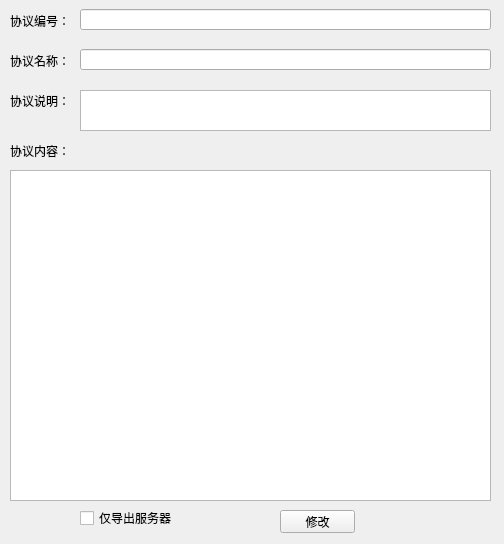
This is designer/ui/modify_proto.ui in aywfelix/ProtoExcelTool as Qt 5 draws it before an edit. The edited form follows.
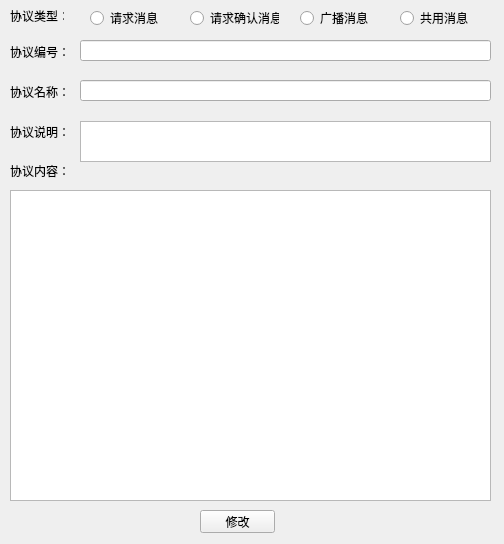
This is the edited form.

Commit message: 修改界面，将消息类型划分为4种

```diff
--- a/designer/ui/modify_proto.ui
+++ b/designer/ui/modify_proto.ui
@@ -17,7 +17,7 @@
    <property name="geometry">
     <rect>
      <x>80</x>
-     <y>90</y>
+     <y>121</y>
      <width>411</width>
      <height>41</height>
     </rect>
@@ -32,9 +32,9 @@
    <property name="geometry">
     <rect>
      <x>10</x>
-     <y>170</y>
+     <y>190</y>
      <width>481</width>
-     <height>331</height>
+     <height>311</height>
     </rect>
    </property>
    <property name="font">
@@ -47,7 +47,7 @@
    <property name="geometry">
     <rect>
      <x>80</x>
-     <y>9</y>
+     <y>40</y>
      <width>411</width>
      <height>21</height>
     </rect>
@@ -65,7 +65,7 @@
    <property name="geometry">
     <rect>
      <x>10</x>
-     <y>90</y>
+     <y>121</y>
      <width>71</width>
      <height>21</height>
     </rect>
@@ -77,7 +77,7 @@
   <widget class="QPushButton" name="bTnProtoModify">
    <property name="geometry">
     <rect>
-     <x>280</x>
+     <x>200</x>
      <y>510</y>
      <width>75</width>
      <height>23</height>
@@ -91,7 +91,7 @@
    <property name="geometry">
     <rect>
      <x>10</x>
-     <y>10</y>
+     <y>41</y>
      <width>71</width>
      <height>21</height>
     </rect>
@@ -104,7 +104,7 @@
    <property name="geometry">
     <rect>
      <x>10</x>
-     <y>50</y>
+     <y>81</y>
      <width>71</width>
      <height>21</height>
     </rect>
@@ -117,7 +117,7 @@
    <property name="geometry">
     <rect>
      <x>10</x>
-     <y>140</y>
+     <y>160</y>
      <width>71</width>
      <height>21</height>
     </rect>
@@ -130,7 +130,7 @@
    <property name="geometry">
     <rect>
      <x>80</x>
-     <y>49</y>
+     <y>80</y>
      <width>411</width>
      <height>21</height>
     </rect>
@@ -141,17 +141,69 @@
     </font>
    </property>
   </widget>
-  <widget class="QCheckBox" name="cBxProtocol">
+  <widget class="QLabel" name="label">
    <property name="geometry">
     <rect>
-     <x>80</x>
-     <y>510</y>
-     <width>121</width>
+     <x>10</x>
+     <y>10</y>
+     <width>54</width>
+     <height>12</height>
+    </rect>
+   </property>
+   <property name="text">
+    <string>协议类型：</string>
+   </property>
+  </widget>
+  <widget class="QRadioButton" name="rBtnReq">
+   <property name="geometry">
+    <rect>
+     <x>90</x>
+     <y>10</y>
+     <width>89</width>
      <height>16</height>
     </rect>
    </property>
    <property name="text">
-    <string>仅导出服务器</string>
+    <string>请求消息</string>
+   </property>
+  </widget>
+  <widget class="QRadioButton" name="rBtnCom">
+   <property name="geometry">
+    <rect>
+     <x>400</x>
+     <y>10</y>
+     <width>89</width>
+     <height>16</height>
+    </rect>
+   </property>
+   <property name="text">
+    <string>共用消息</string>
+   </property>
+  </widget>
+  <widget class="QRadioButton" name="rBtnNotify">
+   <property name="geometry">
+    <rect>
+     <x>300</x>
+     <y>10</y>
+     <width>89</width>
+     <height>16</height>
+    </rect>
+   </property>
+   <property name="text">
+    <string>广播消息</string>
+   </property>
+  </widget>
+  <widget class="QRadioButton" name="rBtnAck">
+   <property name="geometry">
+    <rect>
+     <x>190</x>
+     <y>10</y>
+     <width>89</width>
+     <height>16</height>
+    </rect>
+   </property>
+   <property name="text">
+    <string>请求确认消息</string>
    </property>
   </widget>
  </widget>
```
The commit also changes 12 other files.
